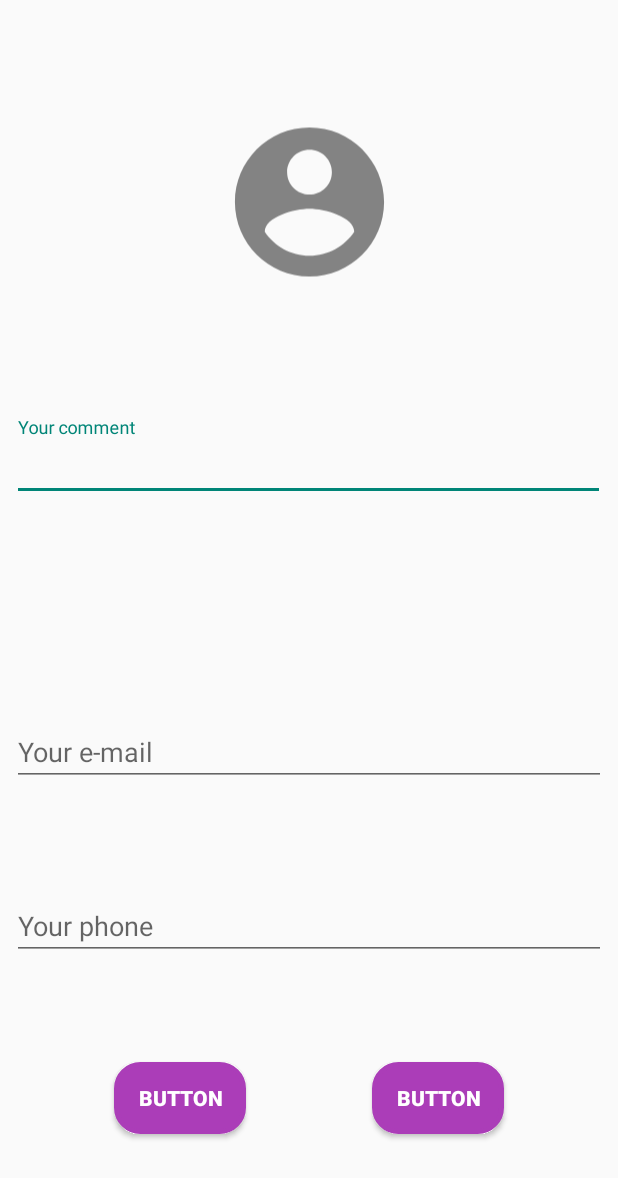
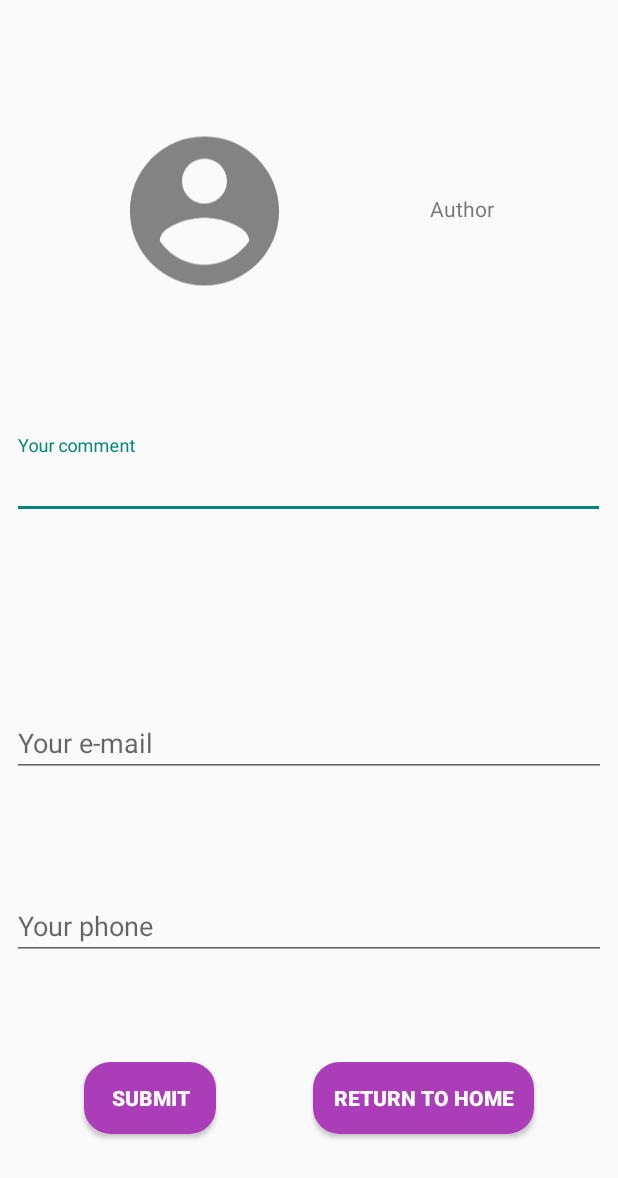
Before and after one commit to MattLack/InstantStore, an Android app: the layout activity_formulary.xml on its own in the app's theme, with its tools: preview values and no code run, on a phone screen of 412 x 824 dp. Shown: the top 1178 px of the screen. Run offline under Robolectric (Android 15) with nearby library versions, the phone set to English and light mode, and no system bars.

Commit message:
call activity in relativy layout item

```diff
--- a/app/src/main/AndroidManifest.xml
+++ b/app/src/main/AndroidManifest.xml
@@ -35,6 +35,8 @@
         </activity>
         <activity android:name=".UploadActivity">
         </activity>
+        <activity android:name=".FormularyActivity">
+        </activity>
     </application>
 
 </manifest>
--- a/app/src/main/java/ufrpe/mobile/instantstore/MainScreenActivity.kt
+++ b/app/src/main/java/ufrpe/mobile/instantstore/MainScreenActivity.kt
@@ -98,5 +98,4 @@ class MainScreenActivity : AppCompatActivity(), NavigationView.OnNavigationItemS
         }
     }
 
-
 }
--- a/app/src/main/java/ufrpe/mobile/instantstore/fragment/FragmentDemand.kt
+++ b/app/src/main/java/ufrpe/mobile/instantstore/fragment/FragmentDemand.kt
@@ -18,7 +18,7 @@ class FragmentDemand : Fragment() {
 
         val title = view.findViewById<TextView>(R.id.title)
 
-        title.text = "Fragment Message"
+        title.text = "Fragment Demand"
         //title.setTextColor(resources.getColor(R.color.colorAccent, null))
 
         return view
--- a/app/src/main/res/layout/photo_formulary.xml
+++ b/app/src/main/res/layout/activity_formulary.xml
@@ -4,13 +4,14 @@
         xmlns:tools="http://schemas.android.com/tools"
         xmlns:app="http://schemas.android.com/apk/res-auto"
         android:layout_width="match_parent"
+        android:id="@+id/fragFormulary"
         android:layout_height="match_parent"
         android:alpha="1"
-        tools:context=".SignUpActivity">
+        tools:context=".FormularyActivity">
 
     <android.support.design.widget.TextInputLayout
             android:layout_width="395dp"
-            android:layout_height="122dp"
+            android:layout_height="98dp"
             app:layout_constraintStart_toStartOf="parent"
             android:layout_marginStart="8dp" app:layout_constraintEnd_toEndOf="parent" android:layout_marginEnd="8dp"
             app:layout_constraintHorizontal_bias="0.0" android:id="@+id/textInputLayout"
@@ -25,10 +26,11 @@
     <ImageView
             android:layout_width="119dp"
             android:layout_height="128dp" app:srcCompat="@drawable/ic_account_circle_200dp"
-            android:id="@+id/img_photoform" app:layout_constraintEnd_toEndOf="parent"
-            android:layout_marginEnd="8dp" app:layout_constraintStart_toStartOf="parent"
-            android:layout_marginStart="8dp" android:layout_marginTop="8dp" app:layout_constraintTop_toTopOf="parent"
-            android:layout_marginBottom="8dp" app:layout_constraintBottom_toTopOf="@+id/textInputLayout"/>
+            android:id="@+id/img_photoform"
+            app:layout_constraintStart_toStartOf="parent"
+            android:layout_marginStart="2dp" android:layout_marginTop="8dp" app:layout_constraintTop_toTopOf="parent"
+            android:layout_marginBottom="8dp" app:layout_constraintBottom_toTopOf="@+id/textInputLayout"
+            app:layout_constraintEnd_toStartOf="@+id/tv_author" android:layout_marginEnd="8dp"/>
     <EditText
             android:layout_width="0dp"
             android:layout_height="wrap_content"
@@ -52,10 +54,10 @@
             app:layout_constraintHorizontal_bias="0.0"
             android:layout_marginBottom="184dp" app:layout_constraintBottom_toBottomOf="parent"/>
     <Button
-            android:text="Button"
+            android:text="@string/btnsubmit"
             android:layout_width="wrap_content"
             android:layout_height="wrap_content"
-            android:id="@+id/button"
+            android:id="@+id/btnsubmit"
             app:layout_constraintStart_toStartOf="parent" android:layout_marginStart="8dp"
             android:layout_marginBottom="8dp"
             android:textStyle="bold"
@@ -65,8 +67,8 @@
             app:layout_constraintTop_toBottomOf="@+id/txt_phoneform" app:layout_constraintEnd_toStartOf="@+id/button2"
             android:layout_marginEnd="8dp" app:layout_constraintHorizontal_bias="0.51"/>
     <Button
-            android:text="Button"
-            android:layout_width="wrap_content"
+            android:text="@string/btn_return"
+            android:layout_width="147dp"
             android:layout_height="wrap_content"
             android:id="@+id/button2" android:layout_marginBottom="8dp"
             android:textStyle="bold"
@@ -74,8 +76,18 @@
             android:background="@drawable/buttonshapecollor"
             app:layout_constraintBottom_toBottomOf="parent" android:layout_marginTop="8dp"
             app:layout_constraintTop_toBottomOf="@+id/txt_phoneform" app:layout_constraintEnd_toEndOf="parent"
-            android:layout_marginEnd="8dp" app:layout_constraintStart_toEndOf="@+id/button"
-            android:layout_marginStart="8dp"/>
+            android:layout_marginEnd="8dp" app:layout_constraintStart_toEndOf="@+id/btnsubmit"
+            android:layout_marginStart="8dp" android:onClick="FormToBackScreen"/>
+    <TextView
+            android:text="Author"
+            android:layout_width="wrap_content"
+            android:layout_height="wrap_content"
+            android:id="@+id/tv_author" android:layout_marginTop="8dp"
+            app:layout_constraintTop_toTopOf="parent" android:layout_marginBottom="8dp"
+            app:layout_constraintBottom_toTopOf="@+id/textInputLayout"
+            app:layout_constraintStart_toEndOf="@+id/img_photoform" android:layout_marginStart="8dp"
+            app:layout_constraintVertical_bias="0.476" android:layout_marginEnd="8dp"
+            app:layout_constraintEnd_toEndOf="parent" app:layout_constraintHorizontal_bias="0.0"/>
 
 
 </android.support.constraint.ConstraintLayout>
--- a/app/src/main/res/values/strings.xml
+++ b/app/src/main/res/values/strings.xml
@@ -34,4 +34,5 @@
     <string name="btn_return">Return to Home</string>
     <string name="comment">Add a comment</string>
     <string name="conf_logout">Logout</string>
+    <string name="btnsubmit">Submit</string>
 </resources>
```
Also changed, not shown: app/src/main/java/ufrpe/mobile/instantstore/FormularyActivity.kt (added, +25 -0 lines), app/src/main/java/ufrpe/mobile/instantstore/adapter/FormularyAdapter.kt (+24 -1 lines), app/src/main/java/ufrpe/mobile/instantstore/adapter/PhotoAdapter.kt (+15 -22 lines), app/src/main/java/ufrpe/mobile/instantstore/fragment/FragmentHome.kt (+12 -6 lines), app/src/main/res/layout/photo_node.xml (+8 -4 lines), 1 other file.
